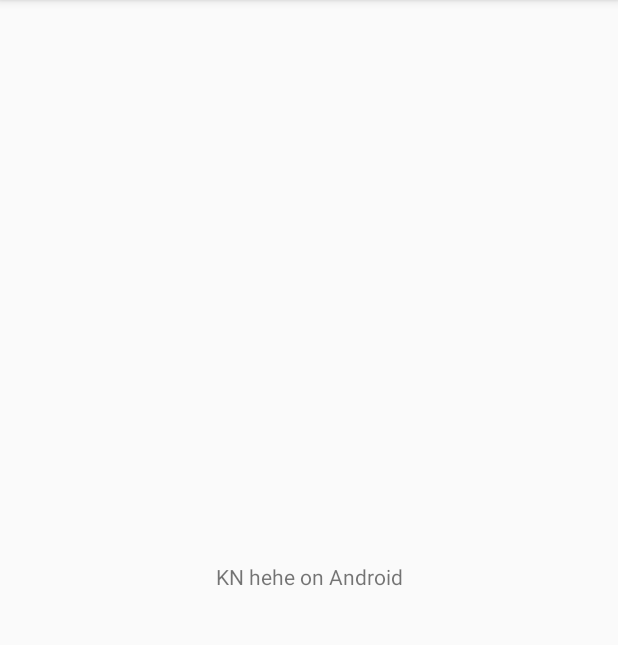
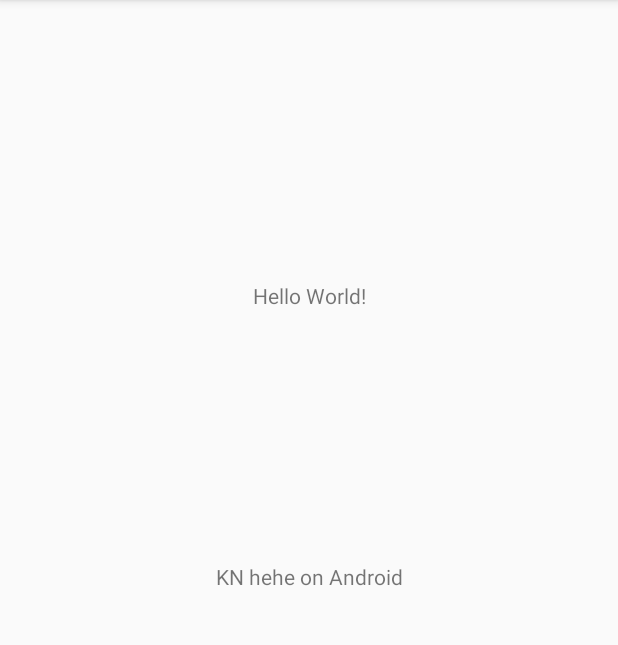
Before and after one commit to frendyxzc/KNCommon, an Android app: the screen it shows after launch (MainActivity), on a phone screen of 412 x 824 dp, the part 84-729 px from its top. Run offline under Robolectric (Android 15) with nearby library versions, the phone set to English and light mode, and no system bars.

Commit message:
add sample of mvp

```diff
--- a/app/src/main/java/vip/frendy/kncommon/MainActivity.kt
+++ b/app/src/main/java/vip/frendy/kncommon/MainActivity.kt
@@ -3,10 +3,14 @@ package vip.frendy.kncommon
 import androidx.appcompat.app.AppCompatActivity
 import android.os.Bundle
 import kotlinx.android.synthetic.main.activity_main.*
+import vip.frendy.common.Helper
+import vip.frendy.common.IHelper
 import vip.frendy.common.createApplicationScreenMessage
 import vip.frendy.common.talkWithCallback
 
-class MainActivity : AppCompatActivity() {
+class MainActivity : AppCompatActivity(), IHelper {
+
+    val helper = Helper()
 
     override fun onCreate(savedInstanceState: Bundle?) {
         super.onCreate(savedInstanceState)
@@ -18,5 +22,19 @@ class MainActivity : AppCompatActivity() {
                 tv_tips.text = "$it come on"
             })
         }
+
+        helper.init(this)
+        tv_tips_2.setOnClickListener {
+            helper.add(2, 3)
+        }
     }
+
+    override fun handle(i: Int, j: Int): Int {
+        return (i + j)
+    }
+
+    override fun result(i: Int) {
+        tv_tips_2.text = "get result : $i"
+    }
+
 }
--- a/app/src/main/res/layout/activity_main.xml
+++ b/app/src/main/res/layout/activity_main.xml
@@ -17,4 +17,14 @@
             app:layout_constraintRight_toRightOf="parent"
             app:layout_constraintTop_toTopOf="parent"/>
 
+    <TextView
+            android:id="@+id/tv_tips_2"
+            android:layout_width="wrap_content"
+            android:layout_height="wrap_content"
+            android:text="Hello World!"
+            app:layout_constraintBottom_toBottomOf="@id/tv_tips"
+            app:layout_constraintLeft_toLeftOf="parent"
+            app:layout_constraintRight_toRightOf="parent"
+            app:layout_constraintTop_toTopOf="parent"/>
+
 </androidx.constraintlayout.widget.ConstraintLayout>
--- a/common/src/androidMain/kotlin/actual.kt
+++ b/common/src/androidMain/kotlin/actual.kt
@@ -1,5 +1,12 @@
 package vip.frendy.common
+
+import java.util.logging.Level
+import java.util.logging.Logger
 
 actual fun platformName(): String {
     return "Android"
 }
+
+actual fun clog(msg: String) {
+    Logger.getAnonymousLogger().log(Level.INFO, msg)
+}
--- /dev/null
+++ b/common/src/commonMain/kotlin/Helper.kt
@@ -0,0 +1,22 @@
+package vip.frendy.common
+
+class Helper() {
+
+    private var iHelper: IHelper? = null
+
+    fun init(helper: IHelper) {
+        clog("===> init")
+        iHelper = helper
+        clog("===> init 2")
+    }
+
+    fun add(i: Int, j: Int) {
+        clog("===> add")
+        val ret = iHelper?.handle(i, j)
+
+        ret?.plus(1)?.let {
+            iHelper?.result(it)
+        }
+    }
+
+}
--- /dev/null
+++ b/common/src/commonMain/kotlin/IHelper.kt
@@ -0,0 +1,8 @@
+package vip.frendy.common
+
+interface IHelper {
+
+    fun handle(i: Int, j: Int): Int
+
+    fun result(i: Int)
+}
--- a/common/src/commonMain/kotlin/common.kt
+++ b/common/src/commonMain/kotlin/common.kt
@@ -1,11 +1,14 @@
 package vip.frendy.common
 
 expect fun platformName(): String
+
+expect fun clog(msg: String)
 
 fun createApplicationScreenMessage(tips: String): String {
     return "KN $tips on ${platformName()}"
 }
 
 fun talkWithCallback(name: String, say: (word: String) -> Unit) {
+    clog(name)
     say(name)
 }
```
Also changed, not shown: 7 other files.
